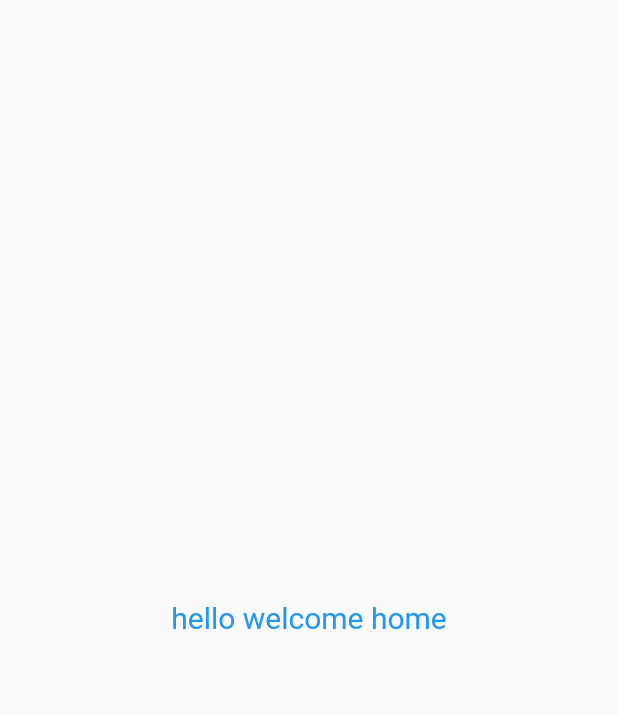
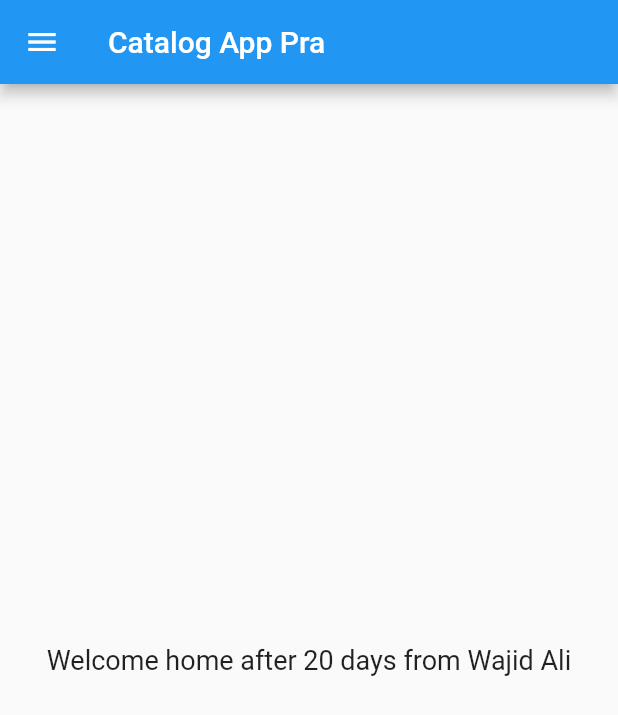
Before and after one commit to wajid2014pk/flutter_application_1, a Flutter app: the screen it shows after launch, on a phone screen of 412 x 824 dp. Shown: the top 715 px of the screen. Run offline on Flutter 3.47's test engine with Material 2 defaults, Android fonts, the phone set to English and light mode, and no system bars; Roboto replaces fonts that are missing (italic).

Commit message:
Day2 completed

```diff
--- /dev/null
+++ b/lib/home_page.dart
@@ -0,0 +1,33 @@
+import 'package:flutter/material.dart';
+
+class HomePage extends StatelessWidget {
+  int days = 20;
+  String name = "Wajid Ali";
+
+  @override
+  Widget build(BuildContext context) {
+    return Scaffold(
+      appBar: AppBar(
+        title: Text(
+          "Catalog App Pra",
+        ),
+      ),
+      body: Center(
+        child: Padding(
+          padding: const EdgeInsets.all(8.0),
+          // ignore: avoid_unnecessary_containers
+          child: Container(
+            child: Text(
+              "Welcome home after $days days from $name",
+              style: const TextStyle(
+                  fontSize: 18, fontFamily: 'italic', color: Colors.black87),
+            ),
+          ),
+        ),
+      ),
+      drawer: Drawer(
+        backgroundColor: Colors.blueAccent,
+      ),
+    );
+  }
+}
--- a/lib/main.dart
+++ b/lib/main.dart
@@ -1,4 +1,5 @@
 import 'package:flutter/material.dart';
+import 'package:flutter_application_1/home_page.dart';
 
 void main() {
   runApp(const MyApp());
@@ -12,21 +13,7 @@ class MyApp extends StatelessWidget {
   Widget build(BuildContext context) {
     return MaterialApp(
       title: "Flutter App",
-      home: Material(
-        child: Center(
-          child: Padding(
-            padding: const EdgeInsets.all(8.0),
-            // ignore: avoid_unnecessary_containers
-            child: Container(
-              child: const Text(
-                "hello welcome home",
-                style: TextStyle(
-                    fontSize: 20, fontFamily: 'italic', color: Colors.blue),
-              ),
-            ),
-          ),
-        ),
-      ),
+      home: HomePage(),
     );
   }
 }
```
